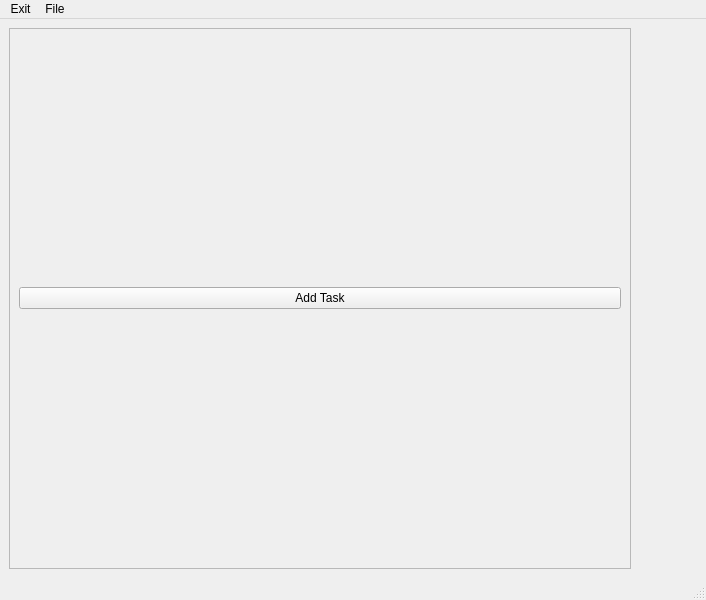
The window that mainwindow.ui (heyjoren/Cross-Development_QT_Project) describes before a commit, drawn with Qt 5.
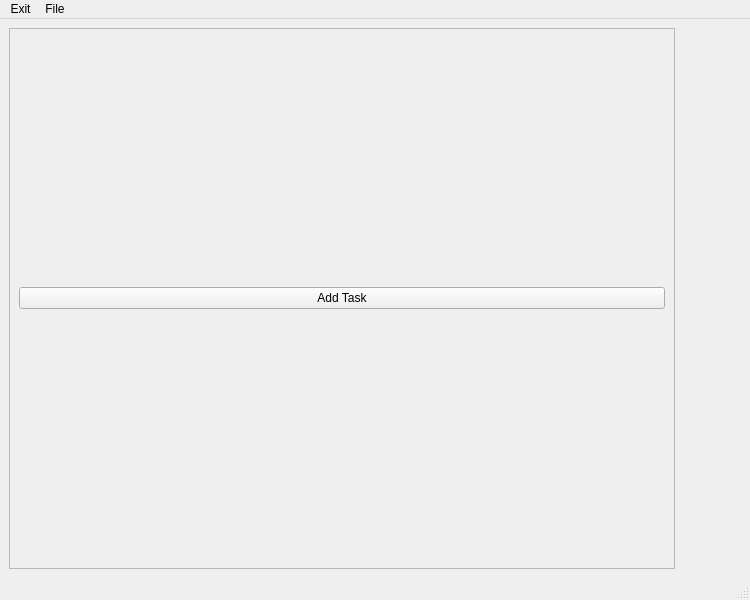
The same window after the commit. Custom widgets are drawn as their Qt base class.

Diff of the .ui file:
```diff
--- a/mainwindow.ui
+++ b/mainwindow.ui
@@ -6,10 +6,16 @@
    <rect>
     <x>0</x>
     <y>0</y>
-    <width>706</width>
+    <width>750</width>
     <height>600</height>
    </rect>
   </property>
+  <property name="minimumSize">
+   <size>
+    <width>750</width>
+    <height>0</height>
+   </size>
+  </property>
   <property name="windowTitle">
    <string>MainWindow</string>
   </property>
@@ -17,6 +23,12 @@
    <layout class="QHBoxLayout" name="horizontalLayout">
     <item>
      <widget class="QScrollArea" name="scrollAreaTask">
+      <property name="minimumSize">
+       <size>
+        <width>600</width>
+        <height>300</height>
+       </size>
+      </property>
       <property name="widgetResizable">
        <bool>true</bool>
       </property>
@@ -25,7 +37,7 @@
         <rect>
          <x>0</x>
          <y>0</y>
-         <width>628</width>
+         <width>672</width>
          <height>547</height>
         </rect>
        </property>
@@ -58,7 +70,7 @@
     <rect>
      <x>0</x>
      <y>0</y>
-     <width>706</width>
+     <width>750</width>
      <height>17</height>
     </rect>
    </property>
```
